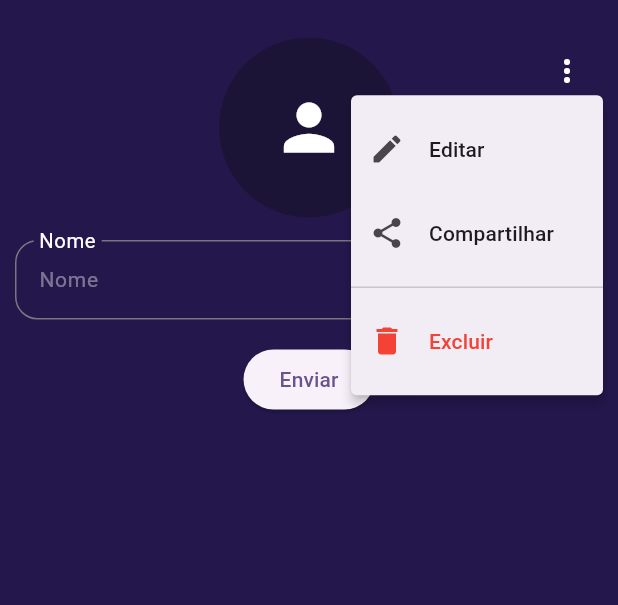
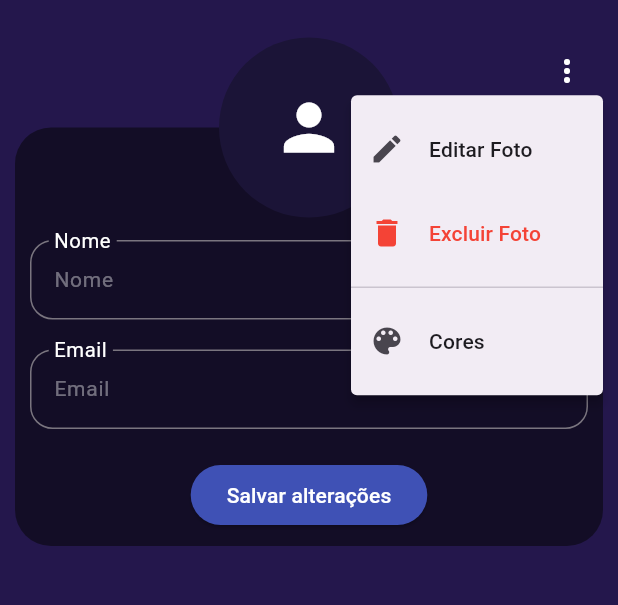
Before and after one commit to LucasMalaquias134/AgendaClienteApp, a Flutter app: the Configuracao screen opened directly, after a tap on the "more vert" icon, on a phone screen of 412 x 824 dp, the part 75-680 px from its top. Run offline on Flutter 3.47's test engine with Material 3 defaults, Android fonts, the phone set to English and light mode, and no system bars; our stand-ins replace shared_preferences; accounts and stored records are empty; Roboto replaces fonts that are missing (fredoka).

Commit message:
commitando antes de dar erro

```diff
--- a/lib/ajudantes/appbargeral.dart
+++ b/lib/ajudantes/appbargeral.dart
@@ -11,7 +11,10 @@ class Appbargeral extends StatelessWidget implements PreferredSizeWidget {
   Widget build(BuildContext context) {
     return AppBar(
       title: Text(
-        PrefsService.instance.usuario?.name ?? 'Usuário',
+        (PrefsService.instance.usuario?.name != null &&
+                PrefsService.instance.usuario!.name!.trim().isNotEmpty)
+            ? PrefsService.instance.usuario!.name!
+            : 'Usuário',
         style: TextStyle(color: Color.fromARGB(255, 255, 255, 255)),
       ),
       backgroundColor: Color.fromARGB(255, 19, 13, 38),
--- a/lib/ajudantes/cores.dart
+++ b/lib/ajudantes/cores.dart
@@ -1,9 +1,11 @@
 import 'package:flutter/material.dart';
 
+//use 1, 2, 3
 class corEscuro {
   Color CorDeFundoPrincipal = Color.fromARGB(255, 36, 23, 76);
   Color CorDeFundo2 = Color.fromARGB(255, 19, 13, 38);
   Color CorDeTexto = Color.fromARGB(255, 255, 255, 255);
+  Color CorDeBotao = Color.fromRGBO(63, 81, 181, 1);
 }
 
 class corClara {}
--- /dev/null
+++ b/lib/controle/usercontroller.dart
@@ -0,0 +1,26 @@
+import 'package:agendacliente/modelo/classes/user.dart';
+import 'package:agendacliente/modelo/local_storage_service.dart';
+
+class Usercontroller {
+  static Future<bool> salvarUser(String nome, String email) async {
+    try {
+      User? usuario = await LocalStorageService.carregarUsuario();
+
+      if (usuario != null) {
+        usuario.name = nome;
+        usuario.email = email;
+
+        await LocalStorageService.salvarUsuario(usuario);
+
+        return true;
+      } else {
+        User usuario = new User(name: nome, email: email, cor: 1);
+        await LocalStorageService.salvarUsuario(usuario);
+        return true;
+      }
+    } catch (e) {
+      print(e);
+      return false;
+    }
+  }
+}
--- a/lib/modelo/classes/user.dart
+++ b/lib/modelo/classes/user.dart
@@ -6,12 +6,7 @@ class User {
   String? urlImage;
   int cor;
 
-  User({
-    this.name = 'Usuáriosss',
-    this.email,
-    this.urlImage,
-    required this.cor,
-  });
+  User({this.name, this.email, this.urlImage, required this.cor});
 
   Map<String, dynamic> toMap() {
     return {'name': name, 'email': email, 'urlImage': urlImage, 'cor': cor};
--- a/lib/modelo/singleton.dart
+++ b/lib/modelo/singleton.dart
@@ -2,8 +2,8 @@ import 'package:agendacliente/modelo/classes/user.dart';
 import 'package:agendacliente/modelo/local_storage_service.dart';
 
 class PrefsService {
-  PrefsService._();
-  static final PrefsService instance = PrefsService._();
+  PrefsService();
+  static final PrefsService instance = PrefsService();
 
   User? usuario;
 
@@ -11,8 +11,15 @@ class PrefsService {
     usuario = await LocalStorageService.carregarUsuario();
   }
 
-  Future<void> salvarNome(String novoNome) async {
-    // nomeUsuario = novoNome; // Atualiza na hora para as telas
-    // await _prefs.setString('nome_usuario', novoNome); // Salva no disco
+  Future<void> salvarNome(
+    String? nome,
+    String? email,
+    String? urlImage,
+    int? cor,
+  ) async {
+    usuario?.name = nome;
+    usuario?.email = email;
+    usuario?.urlImage = urlImage;
+    usuario?.cor = cor ?? 1;
   }
 }
--- a/lib/pages/configuracao.dart
+++ b/lib/pages/configuracao.dart
@@ -1,10 +1,11 @@
 import 'package:agendacliente/ajudantes/appbargeral.dart';
 import 'package:agendacliente/ajudantes/drawergeral.dart';
 import 'package:agendacliente/ajudantes/textfieldajudante.dart';
+import 'package:agendacliente/controle/usercontroller.dart';
 import 'package:agendacliente/modelo/singleton.dart';
 import 'package:flutter/material.dart';
 
-enum AcaoMenu { editar, compartilhar, excluir }
+//enum AcaoMenu { editar, compartilhar, excluir }
 
 class Configuracao extends StatefulWidget {
   const new({super.key});
@@ -16,20 +17,88 @@ class Configuracao extends StatefulWidget {
 class _ConfiguracaoState extends State<Configuracao> {
   String _ultimaAcao = 'Nenhuma ação selecionada';
 
-  TextEditingController controllerteste = TextEditingController();
+  TextEditingController namecontroller = TextEditingController();
+  TextEditingController emailcontroller = TextEditingController();
 
   final formKey = GlobalKey<FormState>();
 
   @override
   void dispose() {
     super.dispose();
+    namecontroller.dispose();
+    emailcontroller.dispose();
   }
 
-  void _enviar() {
+  @override
+  void initState() {
+    super.initState();
+    namecontroller.text = PrefsService.instance.usuario?.name ?? '';
+    emailcontroller.text = PrefsService.instance.usuario?.email ?? '';
+  }
+
+  void enviar() async {
     if (formKey.currentState!.validate()) {
+      bool resultado = await Usercontroller.salvarUser(
+        namecontroller.text,
+        emailcontroller.text,
+      );
+
+      if (resultado) {
         ScaffoldMessenger.of(context).showSnackBar(
-        SnackBar(content: Text('E-mail válido: ${controllerteste.text}')),
+          SnackBar(
+            content: Text('Salvo Com sucesso'),
+            backgroundColor: Colors.green,
+          ),
         );
+        setState(() {
+          PrefsService.instance.salvarNome(
+            namecontroller.text,
+            emailcontroller.text,
+            null,
+            null,
+          );
+        });
+      } else {
+        ScaffoldMessenger.of(context).showSnackBar(
+          SnackBar(
+            content: Text('Algo de Errado, tente de novo'),
+            backgroundColor: Colors.red,
+          ),
+        );
+      }
+    }
+  }
+
+  Future<void> editarFoto(BuildContext context) async {
+    final int? confirmado = await showDialog<int>(
+      context: context,
+      builder: (BuildContext context) {
+        return AlertDialog(
+          title: Text('Editar Foto'),
+          content: Text('Deseja editar sua foto?'),
+          actions: <Widget>[
+            TextButton(
+              onPressed: () => Navigator.of(context).pop(1),
+              child: Text('Cancelar'),
+            ),
+            FilledButton(
+              onPressed: () => Navigator.of(context).pop(3),
+              child: Text('Editar'),
+            ),
+          ],
+        );
+      },
+    );
+
+    switch (confirmado) {
+      case 2:
+        break;
+      case 3:
+        break;
+    }
+
+    if (confirmado == true) {
+      // Execute a ação confirmada aqui
     }
   }
 
@@ -44,7 +113,7 @@ class _ConfiguracaoState extends State<Configuracao> {
             children: [
               Stack(
                 clipBehavior: Clip.none,
-                alignment: AlignmentGeometry.center,
+                alignment: Alignment.center,
                 children: [
                   Column(
                     children: [
@@ -53,48 +122,50 @@ class _ConfiguracaoState extends State<Configuracao> {
                         child: Row(
                           mainAxisAlignment: MainAxisAlignment.end,
                           children: [
-                            PopupMenuButton<AcaoMenu>(
+                            PopupMenuButton<String>(
                               iconColor: Colors.white,
                               position: PopupMenuPosition.under,
-                              onSelected: (AcaoMenu acao) {
-                                setState(() {
-                                  _ultimaAcao = switch (acao) {
-                                    AcaoMenu.editar => 'Editar selecionado',
-                                    AcaoMenu.compartilhar =>
-                                      'Compartilhar selecionado',
-                                    AcaoMenu.excluir => 'Excluir selecionado',
-                                  };
-                                });
+                              onSelected: (String opcao) {
+                                switch (opcao) {
+                                  case '1':
+                                    editarFoto(context);
+                                    break;
+                                  case '2':
+                                    break;
+                                  case '3':
+                                    break;
+                                  default:
+                                }
                               },
                               itemBuilder: (BuildContext context) => const [
-                                PopupMenuItem<AcaoMenu>(
-                                  value: AcaoMenu.editar,
+                                PopupMenuItem<String>(
+                                  value: '1',
                                   child: ListTile(
                                     leading: Icon(Icons.edit),
-                                    title: Text('Editar'),
+                                    title: Text('Editar Foto'),
                                     contentPadding: EdgeInsets.zero,
                                   ),
                                 ),
-                                PopupMenuItem<AcaoMenu>(
-                                  value: AcaoMenu.compartilhar,
-                                  child: ListTile(
-                                    leading: Icon(Icons.share),
-                                    title: Text('Compartilhar'),
-                                    contentPadding: EdgeInsets.zero,
-                                  ),
-                                ),
-                                PopupMenuDivider(),
-                                PopupMenuItem<AcaoMenu>(
-                                  value: AcaoMenu.excluir,
+                                PopupMenuItem<String>(
+                                  value: '2',
                                   child: ListTile(
                                     leading: Icon(
                                       Icons.delete,
                                       color: Colors.red,
                                     ),
                                     title: Text(
-                                      'Excluir',
+                                      'Excluir Foto',
                                       style: TextStyle(color: Colors.red),
                                     ),
+                                    contentPadding: EdgeInsets.zero,
+                                  ),
+                                ),
+                                PopupMenuDivider(),
+                                PopupMenuItem<String>(
+                                  value: '3',
+                                  child: ListTile(
+                                    leading: Icon(Icons.color_lens),
+                                    title: Text('Cores'),
                                     contentPadding: EdgeInsets.zero,
                                   ),
                                 ),
@@ -103,10 +174,26 @@ class _ConfiguracaoState extends State<Configuracao> {
                           ],
                         ),
                       ),
-                      SizedBox(height: 75),
-                      SizedBox(
+                      Container(
+                        height: 65,
+                        decoration: BoxDecoration(
+                          color: Color.fromARGB(255, 19, 13, 38),
+                          borderRadius: BorderRadius.vertical(
+                            top: Radius.circular(24),
+                          ),
+                        ),
+                      ),
+                      Container(
+                        decoration: BoxDecoration(
+                          color: Color.fromARGB(255, 19, 13, 38),
+                          borderRadius: BorderRadius.vertical(
+                            bottom: Radius.circular(24),
+                          ),
+                        ),
                         //MUDA A COR AQUIIIIII
 
+                        child: Padding(
+                          padding: EdgeInsetsGeometry.all(10),
                           child: Form(
                             key: formKey,
                             child: Column(
@@ -116,14 +203,53 @@ class _ConfiguracaoState extends State<Configuracao> {
                                   labelFlutante: true,
                                   placeHolder2:
                                       PrefsService.instance.usuario?.name,
-                                controller: controllerteste,
+                                  controller: namecontroller,
                                 ),
-                              const SizedBox(height: 16),
+                                SizedBox(height: 20),
+                                Textfieldajudante(
+                                  placeHolder: 'Email',
+                                  labelFlutante: true,
+                                  placeHolder2:
+                                      PrefsService.instance.usuario?.email,
+                                  controller: emailcontroller,
+                                  validador: (p0) {
+                                    if (p0 == null || p0.trim().isEmpty) {
+                                      return null;
+                                    }
+                                    final text = p0.trim();
+                                    if (text.length < 3) {
+                                      return 'O e-mail deve ter pelo menos 3 caracteres';
+                                    }
+                                    final emailRegex = RegExp(
+                                      r'^[\w-\.]+@([\w-]+\.)+[\w-]{2,4}$',
+                                    );
+                                    if (!emailRegex.hasMatch(text)) {
+                                      return 'Digite um e-mail válido';
+                                    }
+                                    return null;
+                                  },
+                                ),
+                                SizedBox(height: 20),
                                 ElevatedButton(
-                                onPressed: _enviar,
-                                child: const Text('Enviar'),
+                                  style: ElevatedButton.styleFrom(
+                                    backgroundColor: const Color.fromRGBO(
+                                      63,
+                                      81,
+                                      181,
+                                      1,
+                                    ),
+                                    foregroundColor: Color.fromARGB(
+                                      255,
+                                      255,
+                                      255,
+                                      255,
+                                    ),
+                                  ),
+                                  onPressed: enviar,
+                                  child: Text('Salvar alterações'),
                                 ),
                               ],
+                            ),
                           ),
                         ),
                       ),
@@ -133,7 +259,7 @@ class _ConfiguracaoState extends State<Configuracao> {
                     top: 15,
                     child: CircleAvatar(
                       radius: 60,
-                      backgroundColor: Color(0xFF1B1437),
+                      backgroundColor: const Color(0xFF1B1437),
                       child: const Icon(
                         Icons.person,
                         size: 50,
```
Lines whose indentation alone changed are shown as unchanged.
